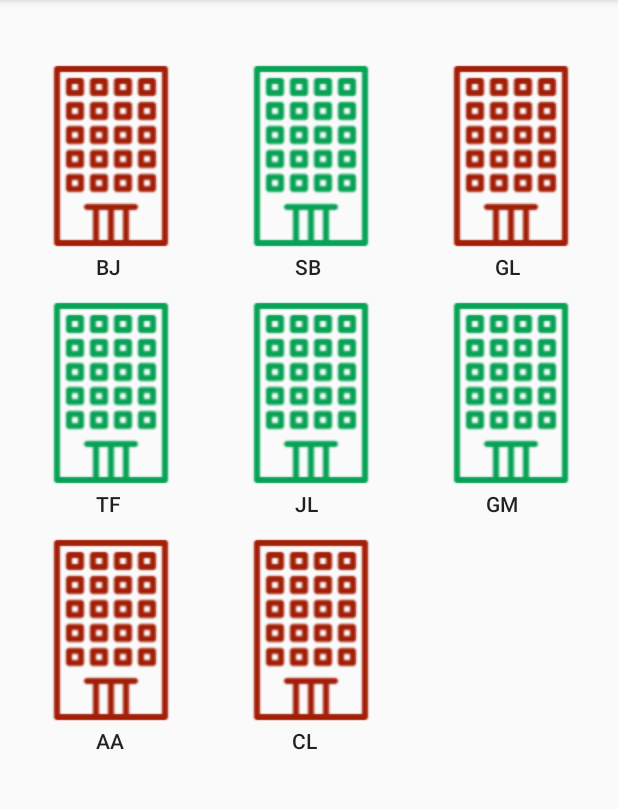
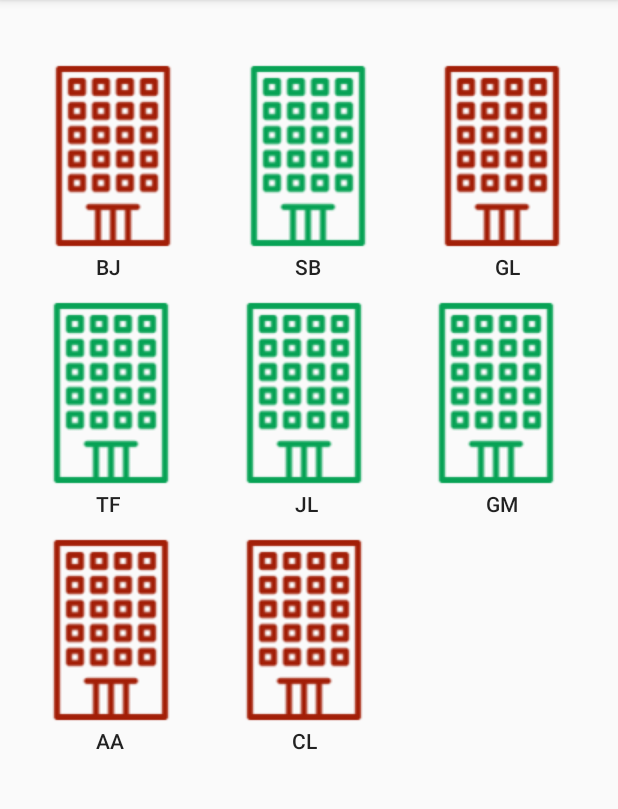
Before and after one commit to DesKevinMendez/control-estacionamiento-utec-android, an Android app: the Estacionamiento screen opened directly, with no data from a screen before it, on a phone screen of 412 x 824 dp, the part 84-893 px from its top. Run offline under Robolectric (Android 15) with nearby library versions, the phone set to English and light mode, and no system bars.

Commit message:
se le agrega direccion a la vista PantallaInicio.class en el boton cancelar de PerfilUsuario.class, se modifico la validacion de distincion de contrasenias, se mejoro el archivo activity_estacionamiento.xml

```diff
--- a/app/src/main/java/com/example/control_estacionamiento_utec_electiva_i/docentes/PerfilUsuario.java
+++ b/app/src/main/java/com/example/control_estacionamiento_utec_electiva_i/docentes/PerfilUsuario.java
@@ -35,6 +35,9 @@ public class PerfilUsuario extends AppCompatActivity {
         btnCancelar.setOnClickListener(new View.OnClickListener() {
             @Override
             public void onClick(View v) {
+
+                Intent i = new Intent(getApplicationContext(), PantallaInicio.class);
+                startActivity(i);
                 finish();
             }
         });
@@ -52,10 +55,11 @@ public class PerfilUsuario extends AppCompatActivity {
                 } else if (confirmar.isEmpty()){
                     edClaveConfirmar.setError("Campo Requerido");
                     edClaveConfirmar.requestFocus();
-                } else if (clave.equals(confirmar)){
+                } else if (!clave.equals(confirmar)){
                     edClave.setText("");
                     edClaveConfirmar.setText("");
                     Toast.makeText(PerfilUsuario.this, "Las Claves no son Iguales", Toast.LENGTH_SHORT).show();
+                    edClave.requestFocus();
                 } else{
                     // Inicia el popup
                     Intent i = new Intent(getApplicationContext(), PopConfirm.class);
--- a/app/src/main/res/layout/activity_estacionamiento.xml
+++ b/app/src/main/res/layout/activity_estacionamiento.xml
@@ -14,6 +14,7 @@
         android:layout_marginTop="40dp"
 
         android:background="?attr/selectableItemBackgroundBorderless"
+        app:layout_constraintEnd_toStartOf="@+id/imgSB"
         app:layout_constraintStart_toStartOf="parent"
         app:layout_constraintTop_toTopOf="parent"
         app:srcCompat="@drawable/buildingr" />
@@ -32,10 +33,10 @@
         android:id="@+id/imgSB"
         android:layout_width="wrap_content"
         android:layout_height="wrap_content"
-        android:layout_marginStart="5dp"
         android:layout_marginTop="40dp"
 
         android:background="?attr/selectableItemBackgroundBorderless"
+        app:layout_constraintEnd_toStartOf="@+id/imgGL"
         app:layout_constraintStart_toEndOf="@+id/imgBJ"
         app:layout_constraintTop_toTopOf="parent"
         app:srcCompat="@drawable/buildingg" />
@@ -54,10 +55,11 @@
         android:id="@+id/imgGL"
         android:layout_width="wrap_content"
         android:layout_height="wrap_content"
-        android:layout_marginStart="5dp"
         android:layout_marginTop="40dp"
 
+        android:layout_marginEnd="12dp"
         android:background="?attr/selectableItemBackgroundBorderless"
+        app:layout_constraintEnd_toEndOf="parent"
         app:layout_constraintStart_toEndOf="@+id/imgSB"
         app:layout_constraintTop_toTopOf="parent"
         app:srcCompat="@drawable/buildingr" />
@@ -80,6 +82,7 @@
         android:layout_marginTop="30dp"
 
         android:background="?attr/selectableItemBackgroundBorderless"
+        app:layout_constraintEnd_toStartOf="@+id/imgJL"
         app:layout_constraintStart_toStartOf="parent"
         app:layout_constraintTop_toBottomOf="@+id/imgBJ"
         app:srcCompat="@drawable/buildingg" />
@@ -98,10 +101,10 @@
         android:id="@+id/imgJL"
         android:layout_width="wrap_content"
         android:layout_height="wrap_content"
-        android:layout_marginStart="5dp"
         android:layout_marginTop="30dp"
 
         android:background="?attr/selectableItemBackgroundBorderless"
+        app:layout_constraintEnd_toStartOf="@+id/imgGM"
         app:layout_constraintStart_toEndOf="@+id/imgTF"
         app:layout_constraintTop_toBottomOf="@+id/imgSB"
         app:srcCompat="@drawable/buildingg" />
@@ -120,10 +123,11 @@
         android:id="@+id/imgGM"
         android:layout_width="wrap_content"
         android:layout_height="wrap_content"
-        android:layout_marginStart="5dp"
         android:layout_marginTop="30dp"
 
+        android:layout_marginEnd="17dp"
         android:background="?attr/selectableItemBackgroundBorderless"
+        app:layout_constraintEnd_toEndOf="parent"
         app:layout_constraintStart_toEndOf="@+id/imgJL"
         app:layout_constraintTop_toBottomOf="@+id/imgGL"
         app:srcCompat="@drawable/buildingg" />
@@ -146,6 +150,7 @@
         android:layout_marginTop="30dp"
 
         android:background="?attr/selectableItemBackgroundBorderless"
+        app:layout_constraintEnd_toStartOf="@+id/imgCL"
         app:layout_constraintStart_toStartOf="parent"
         app:layout_constraintTop_toBottomOf="@+id/imgTF"
         app:srcCompat="@drawable/buildingr" />
@@ -164,10 +169,11 @@
         android:id="@+id/imgCL"
         android:layout_width="wrap_content"
         android:layout_height="wrap_content"
-        android:layout_marginStart="5dp"
         android:layout_marginTop="30dp"
 
+        android:layout_marginEnd="145dp"
         android:background="?attr/selectableItemBackgroundBorderless"
+        app:layout_constraintEnd_toEndOf="parent"
         app:layout_constraintStart_toEndOf="@+id/imgAA"
         app:layout_constraintTop_toBottomOf="@+id/imgJL"
         app:srcCompat="@drawable/buildingr" />
```
